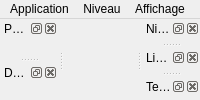
Old version of the form Source/Elements/UI/MainWindow.ui in the repository azertval/ProjectGaming.
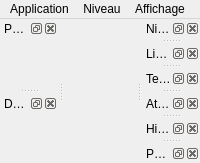
New version of the form.

Commit message: feat(hmi): atelier pixel art integre (LOT-54) (#82)

Diff of the .ui file:
```diff
--- a/Source/Elements/UI/MainWindow.ui
+++ b/Source/Elements/UI/MainWindow.ui
@@ -55,6 +55,23 @@
    <attribute name="dockWidgetArea"><number>2</number></attribute>
    <widget class="QWidget" name="texturesContents"/>
   </widget>
+  <!-- Atelier pixel art (LOT-54 TACHE-04) : canevas et historique visuel, regroupes en onglets
+       avec Niveaux/Liens (LOT-57 TACHE-02) via tabifyDockWidget en code. -->
+  <widget class="QDockWidget" name="PixelCanvasPanel">
+   <property name="windowTitle"><string>Atelier</string></property>
+   <attribute name="dockWidgetArea"><number>2</number></attribute>
+   <widget class="QWidget" name="pixelCanvasContents"/>
+  </widget>
+  <widget class="QDockWidget" name="PixelHistoryPanel">
+   <property name="windowTitle"><string>Historique de l'atelier</string></property>
+   <attribute name="dockWidgetArea"><number>2</number></attribute>
+   <widget class="QWidget" name="pixelHistoryContents"/>
+  </widget>
+  <widget class="QDockWidget" name="PixelPalettePanel">
+   <property name="windowTitle"><string>Palette</string></property>
+   <attribute name="dockWidgetArea"><number>2</number></attribute>
+   <widget class="QWidget" name="pixelPaletteContents"/>
+  </widget>
   <action name="actMainMenu"><property name="text"><string>Menu principal</string></property></action>
   <action name="actQuit"><property name="text"><string>Quitter</string></property></action>
   <action name="actResize"><property name="text"><string>Redimensionner…</string></property></action>
```
The commit also changes 62 other files.
